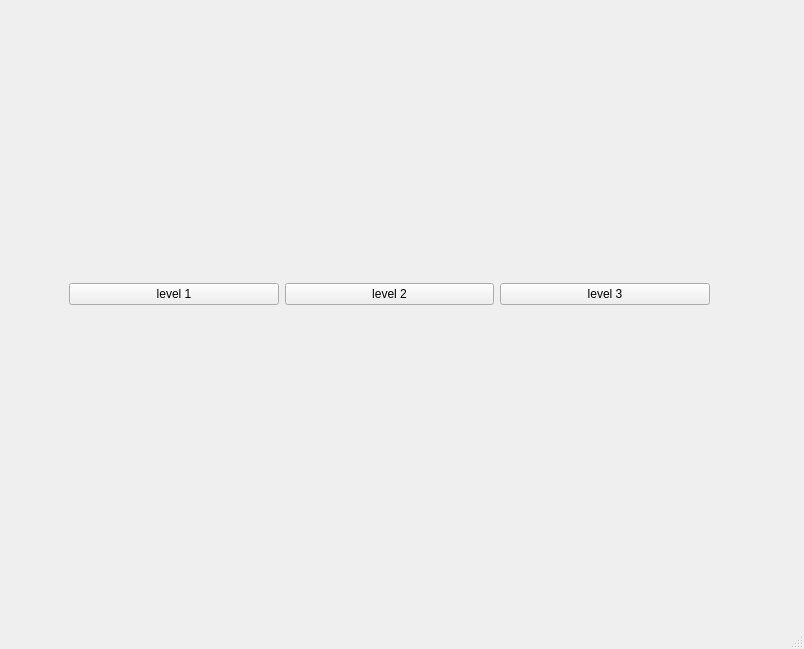
This is zarovka.ui in HRALYB-PYGAME/IFJ as Qt 5 draws it before an edit. The edited form follows.
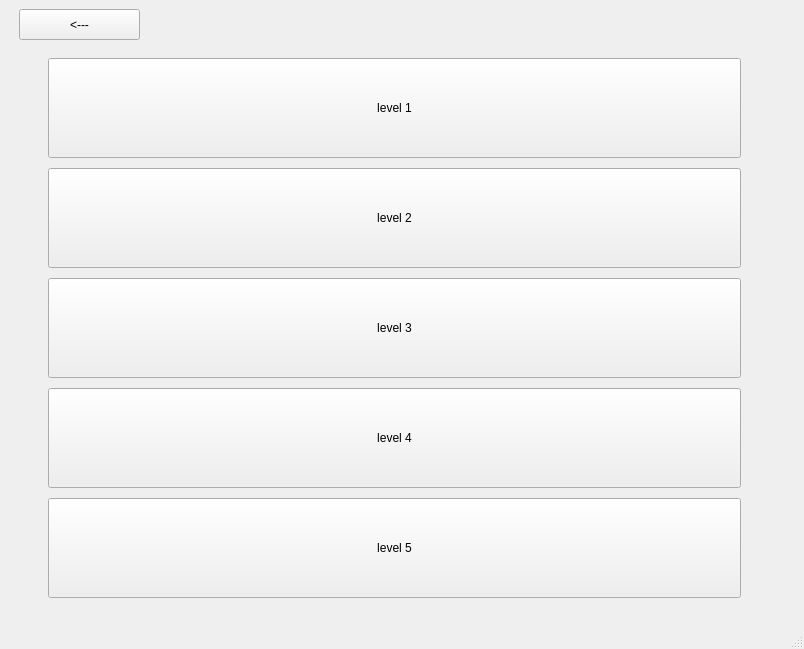
This is the edited form. The open tabs and pages were chosen to show the change.

Commit message: medium a hard levely done, jenom nevim kde jsou a nikde je numuzu najit takze tam jsou placeholdery v tech cestach k nim

The edit to the form file:
```diff
--- a/zarovka.ui
+++ b/zarovka.ui
@@ -1171,39 +1171,424 @@
         </item>
        </layout>
       </widget>
-      <widget class="QWidget" name="page">
-       <widget class="QWidget" name="horizontalLayoutWidget">
+      <widget class="QWidget" name="P07MediumLevels">
+       <widget class="QWidget" name="widget_14" native="true">
         <property name="geometry">
          <rect>
-          <x>60</x>
+          <x>20</x>
           <y>50</y>
-          <width>641</width>
-          <height>471</height>
+          <width>741</width>
+          <height>581</height>
          </rect>
         </property>
-        <layout class="QHBoxLayout" name="horizontalLayout_10">
-         <item>
-          <widget class="QPushButton" name="buttonMediumLevel1">
-           <property name="text">
-            <string>level 1</string>
-           </property>
-          </widget>
-         </item>
-         <item>
-          <widget class="QPushButton" name="buttonMediumLevel2">
-           <property name="text">
-            <string>level 2</string>
-           </property>
-          </widget>
-         </item>
-         <item>
-          <widget class="QPushButton" name="buttonMediumLevel3">
-           <property name="text">
-            <string>level 3</string>
-           </property>
-          </widget>
-         </item>
-        </layout>
+        <widget class="QWidget" name="horizontalLayoutWidget">
+         <property name="geometry">
+          <rect>
+           <x>20</x>
+           <y>10</y>
+           <width>711</width>
+           <height>118</height>
+          </rect>
+         </property>
+         <layout class="QHBoxLayout" name="horizontalLayout_10">
+          <property name="leftMargin">
+           <number>9</number>
+          </property>
+          <property name="topMargin">
+           <number>9</number>
+          </property>
+          <property name="rightMargin">
+           <number>9</number>
+          </property>
+          <property name="bottomMargin">
+           <number>9</number>
+          </property>
+          <item>
+           <widget class="QPushButton" name="buttonMediumLevel1">
+            <property name="minimumSize">
+             <size>
+              <width>500</width>
+              <height>100</height>
+             </size>
+            </property>
+            <property name="text">
+             <string>level 1</string>
+            </property>
+           </widget>
+          </item>
+         </layout>
+        </widget>
+        <widget class="QWidget" name="horizontalLayoutWidget_5">
+         <property name="geometry">
+          <rect>
+           <x>20</x>
+           <y>120</y>
+           <width>711</width>
+           <height>111</height>
+          </rect>
+         </property>
+         <layout class="QHBoxLayout" name="horizontalLayout_15">
+          <property name="leftMargin">
+           <number>9</number>
+          </property>
+          <property name="topMargin">
+           <number>9</number>
+          </property>
+          <property name="rightMargin">
+           <number>9</number>
+          </property>
+          <property name="bottomMargin">
+           <number>9</number>
+          </property>
+          <item>
+           <widget class="QPushButton" name="buttonMediumLevel2">
+            <property name="minimumSize">
+             <size>
+              <width>500</width>
+              <height>100</height>
+             </size>
+            </property>
+            <property name="text">
+             <string>level 2</string>
+            </property>
+           </widget>
+          </item>
+         </layout>
+        </widget>
+        <widget class="QWidget" name="horizontalLayoutWidget_2">
+         <property name="geometry">
+          <rect>
+           <x>20</x>
+           <y>230</y>
+           <width>711</width>
+           <height>111</height>
+          </rect>
+         </property>
+         <layout class="QHBoxLayout" name="horizontalLayout_12">
+          <property name="leftMargin">
+           <number>9</number>
+          </property>
+          <property name="topMargin">
+           <number>9</number>
+          </property>
+          <property name="rightMargin">
+           <number>9</number>
+          </property>
+          <property name="bottomMargin">
+           <number>9</number>
+          </property>
+          <item>
+           <widget class="QPushButton" name="buttonMediumLevel3">
+            <property name="minimumSize">
+             <size>
+              <width>500</width>
+              <height>100</height>
+             </size>
+            </property>
+            <property name="text">
+             <string>level 3</string>
+            </property>
+           </widget>
+          </item>
+         </layout>
+        </widget>
+        <widget class="QWidget" name="horizontalLayoutWidget_3">
+         <property name="geometry">
+          <rect>
+           <x>20</x>
+           <y>340</y>
+           <width>711</width>
+           <height>111</height>
+          </rect>
+         </property>
+         <layout class="QHBoxLayout" name="horizontalLayout_13">
+          <property name="leftMargin">
+           <number>9</number>
+          </property>
+          <property name="topMargin">
+           <number>9</number>
+          </property>
+          <property name="rightMargin">
+           <number>9</number>
+          </property>
+          <property name="bottomMargin">
+           <number>9</number>
+          </property>
+          <item>
+           <widget class="QPushButton" name="buttonMediumLevel4">
+            <property name="minimumSize">
+             <size>
+              <width>500</width>
+              <height>100</height>
+             </size>
+            </property>
+            <property name="text">
+             <string>level 4</string>
+            </property>
+           </widget>
+          </item>
+         </layout>
+        </widget>
+        <widget class="QWidget" name="horizontalLayoutWidget_4">
+         <property name="geometry">
+          <rect>
+           <x>20</x>
+           <y>450</y>
+           <width>711</width>
+           <height>118</height>
+          </rect>
+         </property>
+         <layout class="QHBoxLayout" name="horizontalLayout_14">
+          <property name="leftMargin">
+           <number>9</number>
+          </property>
+          <property name="topMargin">
+           <number>9</number>
+          </property>
+          <property name="rightMargin">
+           <number>9</number>
+          </property>
+          <property name="bottomMargin">
+           <number>9</number>
+          </property>
+          <item>
+           <widget class="QPushButton" name="buttonMediumLevel5">
+            <property name="minimumSize">
+             <size>
+              <width>500</width>
+              <height>100</height>
+             </size>
+            </property>
+            <property name="text">
+             <string>level 5</string>
+            </property>
+           </widget>
+          </item>
+         </layout>
+        </widget>
+       </widget>
+       <widget class="QPushButton" name="pushButton_12">
+        <property name="geometry">
+         <rect>
+          <x>30</x>
+          <y>20</y>
+          <width>181</width>
+          <height>31</height>
+         </rect>
+        </property>
+        <property name="text">
+         <string>&lt;---</string>
+        </property>
+       </widget>
+      </widget>
+      <widget class="QWidget" name="P08HardLevels">
+       <widget class="QWidget" name="widget_29" native="true">
+        <property name="geometry">
+         <rect>
+          <x>10</x>
+          <y>30</y>
+          <width>741</width>
+          <height>581</height>
+         </rect>
+        </property>
+        <widget class="QWidget" name="horizontalLayoutWidget_11">
+         <property name="geometry">
+          <rect>
+           <x>20</x>
+           <y>10</y>
+           <width>711</width>
+           <height>118</height>
+          </rect>
+         </property>
+         <layout class="QHBoxLayout" name="horizontalLayout_30">
+          <property name="leftMargin">
+           <number>9</number>
+          </property>
+          <property name="topMargin">
+           <number>9</number>
+          </property>
+          <property name="rightMargin">
+           <number>9</number>
+          </property>
+          <property name="bottomMargin">
+           <number>9</number>
+          </property>
+          <item>
+           <widget class="QPushButton" name="buttonHardLevel1">
+            <property name="minimumSize">
+             <size>
+              <width>500</width>
+              <height>100</height>
+             </size>
+            </property>
+            <property name="text">
+             <string>level 1</string>
+            </property>
+           </widget>
+          </item>
+         </layout>
+        </widget>
+        <widget class="QWidget" name="horizontalLayoutWidget_12">
+         <property name="geometry">
+          <rect>
+           <x>20</x>
+           <y>120</y>
+           <width>711</width>
+           <height>118</height>
+          </rect>
+         </property>
+         <layout class="QHBoxLayout" name="horizontalLayout_31">
+          <property name="leftMargin">
+           <number>9</number>
+          </property>
+          <property name="topMargin">
+           <number>9</number>
+          </property>
+          <property name="rightMargin">
+           <number>9</number>
+          </property>
+          <property name="bottomMargin">
+           <number>9</number>
+          </property>
+          <item>
+           <widget class="QPushButton" name="buttonHardLevel2">
+            <property name="minimumSize">
+             <size>
+              <width>500</width>
+              <height>100</height>
+             </size>
+            </property>
+            <property name="text">
+             <string>level 2</string>
+            </property>
+           </widget>
+          </item>
+         </layout>
+        </widget>
+        <widget class="QWidget" name="horizontalLayoutWidget_13">
+         <property name="geometry">
+          <rect>
+           <x>20</x>
+           <y>230</y>
+           <width>711</width>
+           <height>118</height>
+          </rect>
+         </property>
+         <layout class="QHBoxLayout" name="horizontalLayout_32">
+          <property name="leftMargin">
+           <number>9</number>
+          </property>
+          <property name="topMargin">
+           <number>9</number>
+          </property>
+          <property name="rightMargin">
+           <number>9</number>
+          </property>
+          <property name="bottomMargin">
+           <number>9</number>
+          </property>
+          <item>
+           <widget class="QPushButton" name="buttonHardLevel3">
+            <property name="minimumSize">
+             <size>
+              <width>500</width>
+              <height>100</height>
+             </size>
+            </property>
+            <property name="text">
+             <string>level 3</string>
+            </property>
+           </widget>
+          </item>
+         </layout>
+        </widget>
+        <widget class="QWidget" name="horizontalLayoutWidget_14">
+         <property name="geometry">
+          <rect>
+           <x>20</x>
+           <y>340</y>
+           <width>711</width>
+           <height>118</height>
+          </rect>
+         </property>
+         <layout class="QHBoxLayout" name="horizontalLayout_33">
+          <property name="leftMargin">
+           <number>9</number>
+          </property>
+          <property name="topMargin">
+           <number>9</number>
+          </property>
+          <property name="rightMargin">
+           <number>9</number>
+          </property>
+          <property name="bottomMargin">
+           <number>9</number>
+          </property>
+          <item>
+           <widget class="QPushButton" name="buttonHardLevel4">
+            <property name="minimumSize">
+             <size>
+              <width>500</width>
+              <height>100</height>
+             </size>
+            </property>
+            <property name="text">
+             <string>level 4</string>
+            </property>
+           </widget>
+          </item>
+         </layout>
+        </widget>
+        <widget class="QWidget" name="horizontalLayoutWidget_15">
+         <property name="geometry">
+          <rect>
+           <x>20</x>
+           <y>450</y>
+           <width>711</width>
+           <height>118</height>
+          </rect>
+         </property>
+         <layout class="QHBoxLayout" name="horizontalLayout_34">
+          <property name="leftMargin">
+           <number>9</number>
+          </property>
+          <property name="topMargin">
+           <number>9</number>
+          </property>
+          <property name="rightMargin">
+           <number>9</number>
+          </property>
+          <property name="bottomMargin">
+           <number>9</number>
+          </property>
+          <item>
+           <widget class="QPushButton" name="buttonHardLevel5">
+            <property name="minimumSize">
+             <size>
+              <width>500</width>
+              <height>100</height>
+             </size>
+            </property>
+            <property name="text">
+             <string>level 5</string>
+            </property>
+           </widget>
+          </item>
+         </layout>
+        </widget>
+       </widget>
+       <widget class="QPushButton" name="pushButton_11">
+        <property name="geometry">
+         <rect>
+          <x>10</x>
+          <y>0</y>
+          <width>121</width>
+          <height>31</height>
+         </rect>
+        </property>
+        <property name="text">
+         <string>&lt;---</string>
+        </property>
        </widget>
       </widget>
      </widget>
```
Left out of the diff: 2 changed lines with no effect on the pictures. The commit also changes 2 other files.
